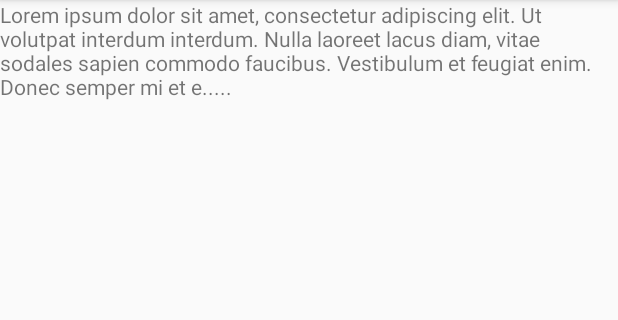
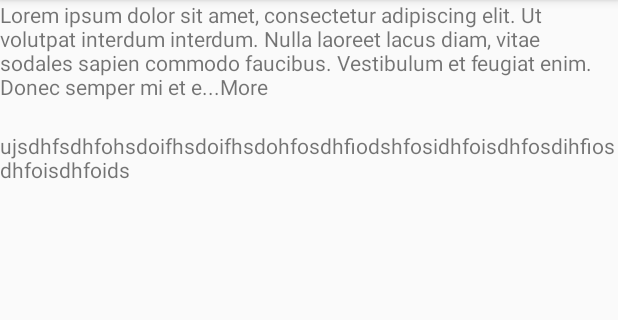
Before and after one commit to RakshitSathvara/ExpandableTextViewDemo, an Android app: the screen it shows after launch (MainActivity), on a phone screen of 412 x 824 dp, the part 84-404 px from its top. Run offline under Robolectric (Android 15) with nearby library versions, the phone set to English and light mode, and no system bars.

Commit message:
Expandable TextView

```diff
--- a/app/src/main/java/in/vaksys/expandabletextviewdemo/ExpandableTextView.java
+++ b/app/src/main/java/in/vaksys/expandabletextviewdemo/ExpandableTextView.java
@@ -14,7 +14,7 @@ import android.widget.TextView;
 
 public class ExpandableTextView extends TextView {
     private static final int DEFAULT_TRIM_LENGTH = 200;
-    private static final String ELLIPSIS = ".....";
+    private static final String ELLIPSIS = "...More";
 
     private CharSequence originalText;
     private CharSequence trimmedText;
--- a/app/src/main/java/in/vaksys/expandabletextviewdemo/MainActivity.java
+++ b/app/src/main/java/in/vaksys/expandabletextviewdemo/MainActivity.java
@@ -2,15 +2,23 @@ package in.vaksys.expandabletextviewdemo;
 
 import android.support.v7.app.AppCompatActivity;
 import android.os.Bundle;
+import android.view.View;
+import android.widget.TextView;
 
 public class MainActivity extends AppCompatActivity {
+    private TextView tv;
+    String yourText;
+    ExpandableTextView expandableTextView;
 
     @Override
     protected void onCreate(Bundle savedInstanceState) {
         super.onCreate(savedInstanceState);
         setContentView(R.layout.activity_main);
 
-        String yourText = "Lorem ipsum dolor sit amet, consectetur adipiscing elit. " +
+
+        //tv = (TextView) findViewById(R.id.more);
+
+        yourText = "Lorem ipsum dolor sit amet, consectetur adipiscing elit. " +
                 "Ut volutpat interdum interdum. Nulla laoreet lacus diam, vitae " +
                 "sodales sapien commodo faucibus. Vestibulum et feugiat enim. Donec " +
                 "semper mi et euismod tempor. Sed sodales eleifend mi id varius. Nam " +
@@ -22,7 +30,18 @@ public class MainActivity extends AppCompatActivity {
                 "lectus, feugiat eget ullamcorper vitae, ornare et sem. Fusce dapibus ipsum" +
                 " sed laoreet suscipit. ";
 
-        ExpandableTextView expandableTextView = (ExpandableTextView) findViewById(R.id.lorem_ipsum);
+        expandableTextView = (ExpandableTextView) findViewById(R.id.lorem_ipsum);
         expandableTextView.setText(yourText);
+
+       /* tv.setOnClickListener(new View.OnClickListener() {
+            @Override
+            public void onClick(View v) {
+
+                expandableTextView.setText(yourText);
+                tv.setVisibility(View.GONE);
+            }
+        });*/
+
+
     }
 }
--- a/app/src/main/res/layout/activity_main.xml
+++ b/app/src/main/res/layout/activity_main.xml
@@ -1,12 +1,18 @@
 <?xml version="1.0" encoding="utf-8"?>
 <LinearLayout xmlns:android="http://schemas.android.com/apk/res/android"
-    android:orientation="vertical"
     android:layout_width="fill_parent"
     android:layout_height="fill_parent"
-    >
+    android:orientation="vertical">
+
+
     <in.vaksys.expandabletextviewdemo.ExpandableTextView
         android:id="@+id/lorem_ipsum"
-        android:layout_width="fill_parent"
+        android:layout_width="match_parent"
+        android:layout_height="wrap_content" />
+
+    <TextView
+        android:layout_marginTop="20dp"
+        android:layout_width="match_parent"
         android:layout_height="wrap_content"
-        />
+        android:text="ujsdhfsdhfohsdoifhsdoifhsdohfosdhfiodshfosidhfoisdhfosdihfiosdhfoisdhfoids" />
 </LinearLayout>
```
